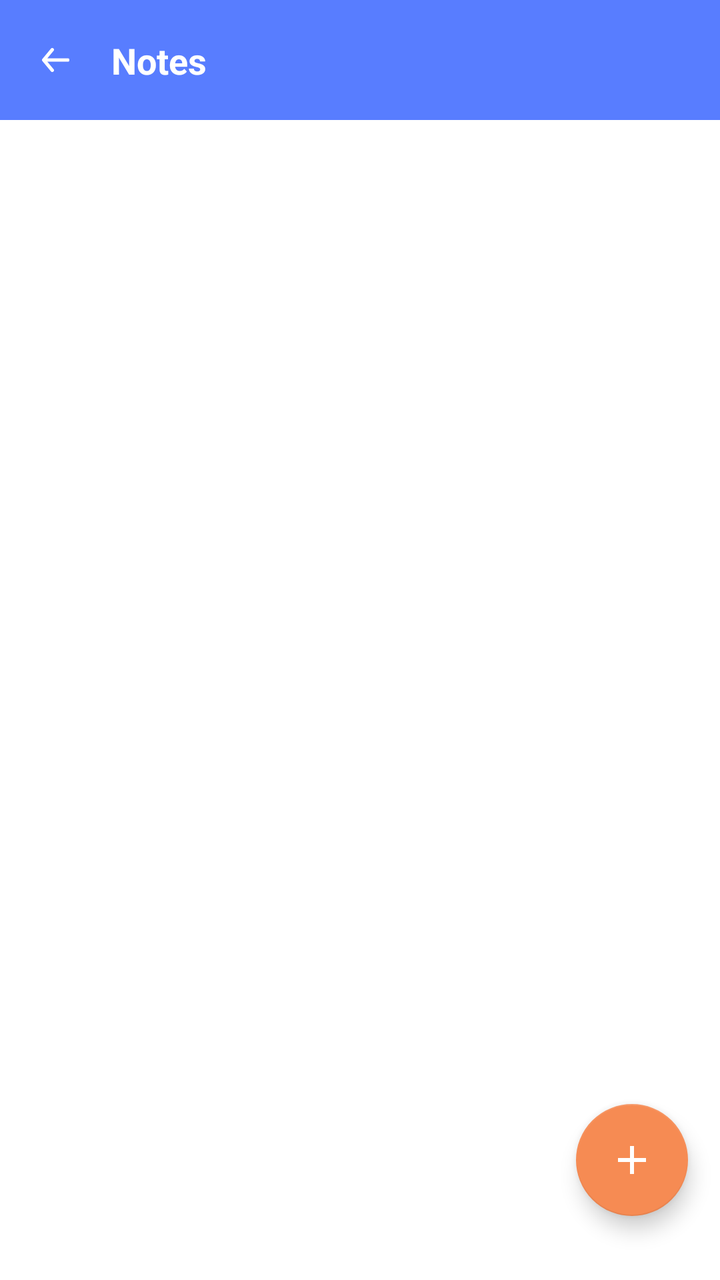
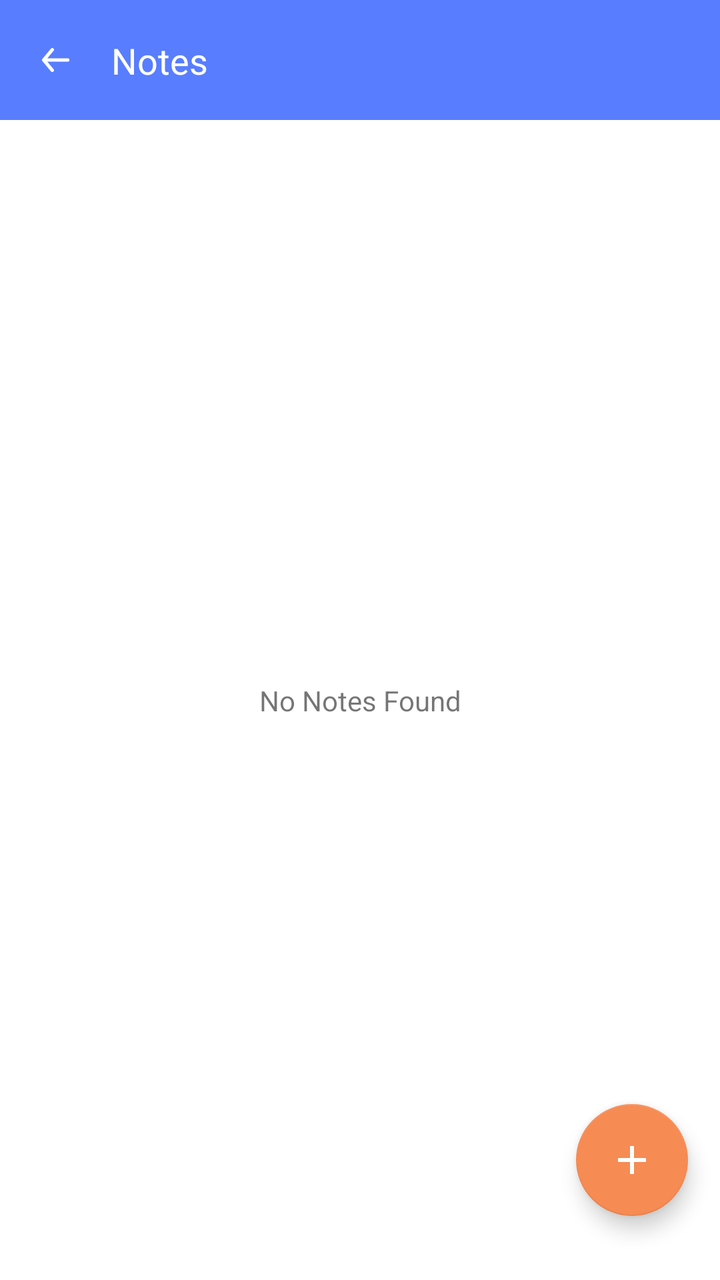

The first picture is an Android layout as it rendered before a commit; the second is the same layout after the commit. The layout source and the unified diff follow.
<!-- AndroidManifest.xml: application theme Theme.StudyShechdular -->
<!-- res/layout/activity_notes.xml -->
<?xml version="1.0" encoding="utf-8"?>
<androidx.constraintlayout.widget.ConstraintLayout
    xmlns:android="http://schemas.android.com/apk/res/android"
    xmlns:app="http://schemas.android.com/apk/res-auto"
    xmlns:tools="http://schemas.android.com/tools"
    android:layout_width="match_parent"
    android:layout_height="match_parent"
    tools:context=".ui.NotesActivity">
    <androidx.constraintlayout.widget.ConstraintLayout
        android:id="@+id/constraintLayout3"
        android:layout_width="match_parent"
        android:layout_height="60dp"
        android:background="@color/lightBlue"
        app:layout_constraintEnd_toEndOf="parent"
        app:layout_constraintStart_toStartOf="parent"
        app:layout_constraintTop_toTopOf="parent">

        <ImageView
            android:id="@+id/back_notes"
            android:layout_width="wrap_content"
            android:layout_height="wrap_content"
            android:padding="5dp"
            android:layout_marginStart="16dp"
            app:layout_constraintBottom_toBottomOf="parent"
            app:layout_constraintEnd_toEndOf="parent"
            app:layout_constraintHorizontal_bias="0.0"
            app:layout_constraintStart_toStartOf="parent"
            app:layout_constraintTop_toTopOf="parent"
            app:srcCompat="@drawable/back" />

        <TextView
            android:id="@+id/textView2"
            android:layout_width="wrap_content"
            android:layout_height="wrap_content"
            android:layout_marginStart="16dp"
            android:textColor="@color/white"
            android:textSize="18sp"
            android:textStyle="bold"
            android:text="Notes"
            app:layout_constraintBottom_toBottomOf="@+id/back_notes"
            app:layout_constraintStart_toEndOf="@+id/back_notes"
            app:layout_constraintTop_toTopOf="@+id/back_notes" />
    </androidx.constraintlayout.widget.ConstraintLayout>

    <androidx.recyclerview.widget.RecyclerView
        android:id="@+id/recyclerView"
        android:layout_width="match_parent"
        android:layout_height="0dp"
        android:layout_marginStart="8dp"
        android:layout_marginEnd="8dp"
        app:layout_constraintBottom_toBottomOf="parent"
android:layout_marginTop="8dp"
        app:layout_constraintEnd_toEndOf="parent"
        app:layout_constraintStart_toStartOf="parent"
        app:layout_constraintTop_toBottomOf="@+id/constraintLayout3" />

    <com.google.android.material.floatingactionbutton.FloatingActionButton
        android:id="@+id/floatingActionButton"
        android:layout_width="wrap_content"
        android:layout_height="wrap_content"
        android:layout_marginEnd="16dp"
        android:layout_marginBottom="32dp"
        android:clickable="true"
        android:src="@drawable/ic_baseline_add_24"
        android:tint="@color/white"
        android:tintMode="@color/white"
        app:fabSize="normal"
        app:layout_constraintBottom_toBottomOf="parent"
        app:layout_constraintEnd_toEndOf="parent"
        app:rippleColor="@color/white" />
</androidx.constraintlayout.widget.ConstraintLayout>
<!-- resources referenced by this layout -->
<resources>
  <color name="lightBlue">#587dff</color>
  <color name="white">#FFFFFFFF</color>
  <!-- drawable back (drawable) -->
  <vector xmlns:android="http://schemas.android.com/apk/res/android"
      android:width="13.634dp"
      android:height="11.931dp"
      android:viewportWidth="13.634"
      android:viewportHeight="11.931">
    <path
        android:pathData="M12.782,5.114L2.676,5.114l3.093,-3.713a0.853,0.853 0,0 0,-1.312 -1.091L0.2,5.421a1.021,1.021 0,0 0,-0.077 0.128,0.108 0.108,0 0,1 -0.06,0.111 0.852,0.852 0,0 0,-0.06 0.307,0.852 0.852,0 0,0 0.06,0.307 0.108,0.108 0,0 0,0.06 0.111,1.021 1.021,0 0,0 0.077,0.128l4.261,5.113a0.853,0.853 0,0 0,1.314 -1.089l-3.093,-3.715h10.1a0.852,0.852 0,1 0,0 -1.7z"
        android:fillColor="#fff"
        android:fillType="evenOdd"/>
  </vector>
  <!-- drawable ic_baseline_add_24 (drawable) -->
  <vector xmlns:android="http://schemas.android.com/apk/res/android"
      android:width="24dp"
      android:height="24dp"
      android:viewportWidth="24"
      android:viewportHeight="24"
      android:tint="?attr/colorControlNormal">
    <path
        android:fillColor="@color/white"
        android:pathData="M19,13h-6v6h-2v-6H5v-2h6V5h2v6h6v2z"/>
  </vector>
  <style name="Theme.StudyShechdular" parent="Theme.MaterialComponents.DayNight.NoActionBar">
          
          <item name="colorPrimary">@color/lightBlue</item>
          <item name="colorPrimaryVariant">@color/lightBlue</item>
          <item name="colorOnPrimary">@color/white</item>
          
          <item name="colorSecondary">@color/teal_200</item>
          <item name="colorSecondaryVariant">@color/teal_700</item>
          <item name="colorOnSecondary">@color/white</item>
          
          <item name="android:statusBarColor" tools:targetApi="l">?attr/colorPrimaryVariant</item>
          
      </style>
  <color name="teal_200">#f68b53</color>
  <color name="teal_700">#FF018786</color>
</resources>

<!-- the commit's change to res/layout/activity_notes.xml (unified diff, before → after) -->
@@ -35,7 +35,7 @@
             android:layout_marginStart="16dp"
             android:textColor="@color/white"
             android:textSize="18sp"
-            android:textStyle="bold"
+            android:textStyle="normal"
             android:text="Notes"
             app:layout_constraintBottom_toBottomOf="@+id/back_notes"
             app:layout_constraintStart_toEndOf="@+id/back_notes"
@@ -68,4 +68,14 @@ android:layout_marginTop="8dp"
         app:layout_constraintBottom_toBottomOf="parent"
         app:layout_constraintEnd_toEndOf="parent"
         app:rippleColor="@color/white" />
+
+    <TextView
+        android:id="@+id/no_notes_found"
+        android:layout_width="wrap_content"
+        android:layout_height="wrap_content"
+        android:text="No Notes Found"
+        app:layout_constraintBottom_toBottomOf="parent"
+        app:layout_constraintEnd_toEndOf="parent"
+        app:layout_constraintStart_toStartOf="parent"
+        app:layout_constraintTop_toBottomOf="@+id/constraintLayout3" />
 </androidx.constraintlayout.widget.ConstraintLayout>
